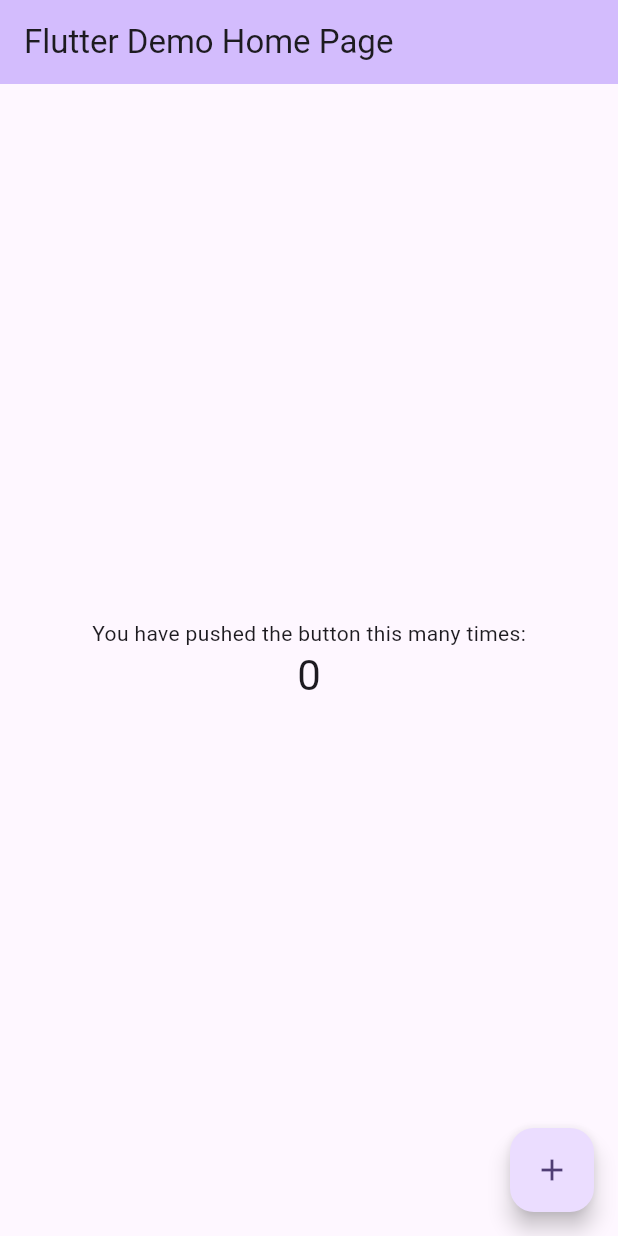
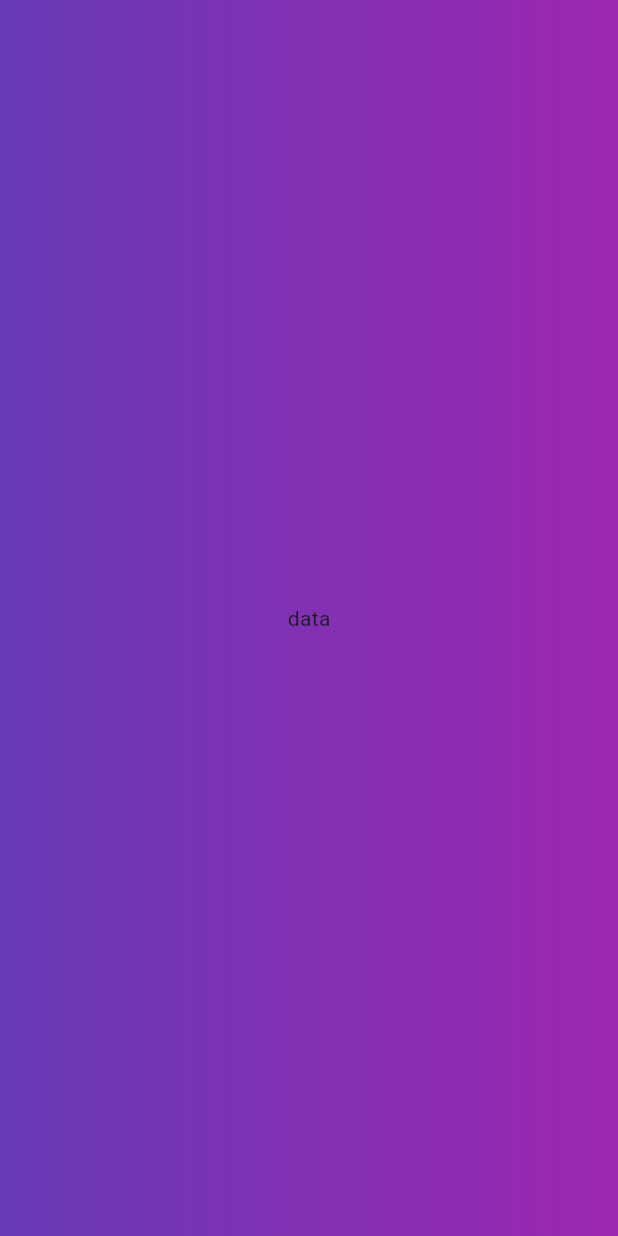
Before and after one commit to AddisonReyes/roll_dice_app, a Flutter app: the screen it shows after launch, on a phone screen of 412 x 824 dp. Run offline on Flutter 3.47's test engine with Material 3 defaults, Android fonts, the phone set to English and light mode, and no system bars.

Commit message:
On branch main Changes to be committed: 	modified:   lib/main.dart

```diff
--- a/lib/main.dart
+++ b/lib/main.dart
@@ -1,125 +1,25 @@
 import 'package:flutter/material.dart';
 
 void main() {
-  runApp(const MyApp());
-}
-
-class MyApp extends StatelessWidget {
-  const MyApp({super.key});
-
-  // This widget is the root of your application.
-  @override
-  Widget build(BuildContext context) {
-    return MaterialApp(
-      title: 'Flutter Demo',
-      theme: ThemeData(
-        // This is the theme of your application.
-        //
-        // TRY THIS: Try running your application with "flutter run". You'll see
-        // the application has a purple toolbar. Then, without quitting the app,
-        // try changing the seedColor in the colorScheme below to Colors.green
-        // and then invoke "hot reload" (save your changes or press the "hot
-        // reload" button in a Flutter-supported IDE, or press "r" if you used
-        // the command line to start the app).
-        //
-        // Notice that the counter didn't reset back to zero; the application
-        // state is not lost during the reload. To reset the state, use hot
-        // restart instead.
-        //
-        // This works for code too, not just values: Most code changes can be
-        // tested with just a hot reload.
-        colorScheme: ColorScheme.fromSeed(seedColor: Colors.deepPurple),
-        useMaterial3: true,
-      ),
-      home: const MyHomePage(title: 'Flutter Demo Home Page'),
-    );
-  }
-}
-
-class MyHomePage extends StatefulWidget {
-  const MyHomePage({super.key, required this.title});
-
-  // This widget is the home page of your application. It is stateful, meaning
-  // that it has a State object (defined below) that contains fields that affect
-  // how it looks.
-
-  // This class is the configuration for the state. It holds the values (in this
-  // case the title) provided by the parent (in this case the App widget) and
-  // used by the build method of the State. Fields in a Widget subclass are
-  // always marked "final".
-
-  final String title;
-
-  @override
-  State<MyHomePage> createState() => _MyHomePageState();
-}
-
-class _MyHomePageState extends State<MyHomePage> {
-  int _counter = 0;
-
-  void _incrementCounter() {
-    setState(() {
-      // This call to setState tells the Flutter framework that something has
-      // changed in this State, which causes it to rerun the build method below
-      // so that the display can reflect the updated values. If we changed
-      // _counter without calling setState(), then the build method would not be
-      // called again, and so nothing would appear to happen.
-      _counter++;
-    });
-  }
-
-  @override
-  Widget build(BuildContext context) {
-    // This method is rerun every time setState is called, for instance as done
-    // by the _incrementCounter method above.
-    //
-    // The Flutter framework has been optimized to make rerunning build methods
-    // fast, so that you can just rebuild anything that needs updating rather
-    // than having to individually change instances of widgets.
-    return Scaffold(
-      appBar: AppBar(
-        // TRY THIS: Try changing the color here to a specific color (to
-        // Colors.amber, perhaps?) and trigger a hot reload to see the AppBar
-        // change color while the other colors stay the same.
-        backgroundColor: Theme.of(context).colorScheme.inversePrimary,
-        // Here we take the value from the MyHomePage object that was created by
-        // the App.build method, and use it to set our appbar title.
-        title: Text(widget.title),
-      ),
-      body: Center(
-        // Center is a layout widget. It takes a single child and positions it
-        // in the middle of the parent.
-        child: Column(
-          // Column is also a layout widget. It takes a list of children and
-          // arranges them vertically. By default, it sizes itself to fit its
-          // children horizontally, and tries to be as tall as its parent.
-          //
-          // Column has various properties to control how it sizes itself and
-          // how it positions its children. Here we use mainAxisAlignment to
-          // center the children vertically; the main axis here is the vertical
-          // axis because Columns are vertical (the cross axis would be
-          // horizontal).
-          //
-          // TRY THIS: Invoke "debug painting" (choose the "Toggle Debug Paint"
-          // action in the IDE, or press "p" in the console), to see the
-          // wireframe for each widget.
-          mainAxisAlignment: MainAxisAlignment.center,
-          children: <Widget>[
-            const Text(
-              'You have pushed the button this many times:',
+  runApp(
+    MaterialApp(
+      home: Scaffold(
+        body: Container(
+          decoration: const BoxDecoration(
+            gradient: LinearGradient(
+              colors: [
+                Colors.deepPurple,
+                Colors.purple
+              ],
             ),
-            Text(
-              '$_counter',
-              style: Theme.of(context).textTheme.headlineMedium,
+          ),
+          child: const Center(
+            child: Text(
+              "data",
             ),
-          ],
+          ),
         ),
       ),
-      floatingActionButton: FloatingActionButton(
-        onPressed: _incrementCounter,
-        tooltip: 'Increment',
-        child: const Icon(Icons.add),
-      ), // This trailing comma makes auto-formatting nicer for build methods.
-    );
-  }
+    )
+  );
 }
```
